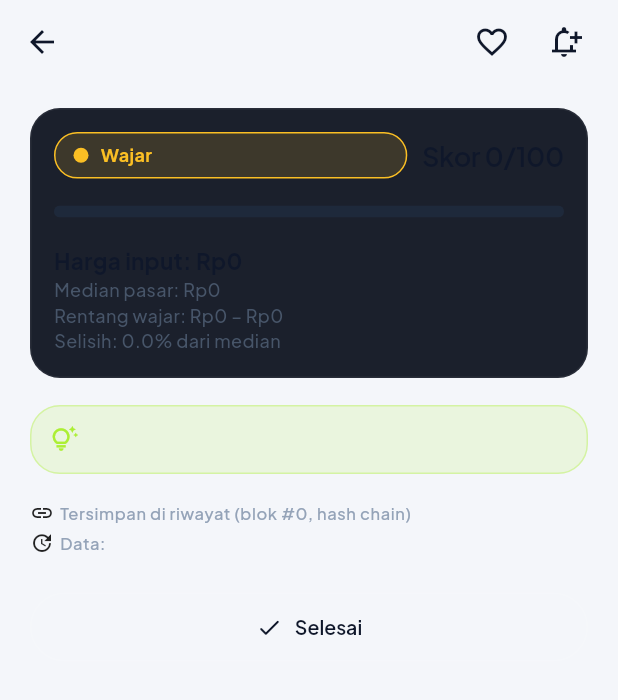
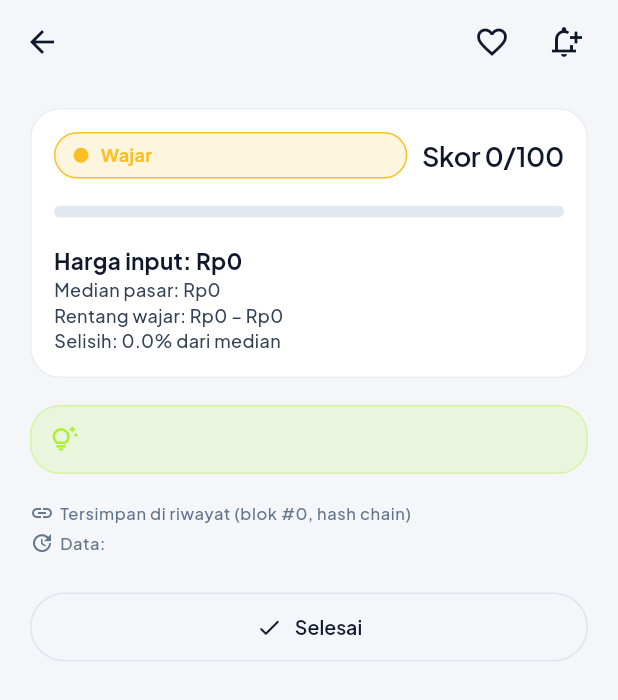
Before and after one commit to WildaGhoniyuJiddan/projekakhirmobile, a Flutter app: the ResultScreen screen opened directly with empty values, on a phone screen of 412 x 824 dp. Shown: the top 700 px of the screen. Run offline on Flutter 3.47's test engine with Material 3 defaults, Android fonts, the phone set to English and light mode, and no system bars; our stand-ins replace connectivity_plus, dio, drift, fl_chart, flutter_local_notifications, flutter_map and 10 more; missing offline and left inert: glbview, workmanager; accounts and stored records are empty; generated files the repository leaves out were written again; statements that could not run were skipped.

Commit message:
fix warna font

```diff
--- a/lib/core/widgets/monex_widgets.dart
+++ b/lib/core/widgets/monex_widgets.dart
@@ -36,12 +36,15 @@ class MonexSurfaceCard extends StatelessWidget {
 
   @override
   Widget build(BuildContext context) {
+    final theme = Theme.of(context);
+    final cardColor = color ?? theme.colorScheme.surface;
+    final cardBorder = borderColor ?? theme.colorScheme.outlineVariant;
     final decoration = BoxDecoration(
-      color: gradient == null ? (color ?? MonexColors.surface) : null,
+      color: gradient == null ? cardColor : null,
       gradient: gradient,
       borderRadius: BorderRadius.circular(radius),
       border: Border.all(
-        color: borderColor ?? MonexColors.borderSubtle,
+        color: cardBorder,
         width: 1,
       ),
       boxShadow: boxShadow,
@@ -358,7 +361,7 @@ class MonexSecondaryButton extends StatelessWidget {
       onPressed: onPressed,
       style: OutlinedButton.styleFrom(
         foregroundColor: Theme.of(context).colorScheme.onSurface,
-        side: const BorderSide(color: MonexColors.borderLight),
+        side: BorderSide(color: Theme.of(context).colorScheme.outlineVariant),
         padding: const EdgeInsets.symmetric(horizontal: 18, vertical: 14),
         shape: const StadiumBorder(),
         textStyle: const TextStyle(
@@ -414,7 +417,7 @@ class MonexSegmentedControl<T> extends StatelessWidget {
       decoration: BoxDecoration(
         color: theme.colorScheme.surface,
         borderRadius: BorderRadius.circular(MonexSpacing.radiusMd),
-        border: Border.all(color: MonexColors.borderSubtle),
+        border: Border.all(color: theme.colorScheme.outlineVariant),
       ),
       child: Row(
         children: [
@@ -481,7 +484,10 @@ class _SegmentButton extends StatelessWidget {
               Icon(
                 icon,
                 size: 15,
-                color: selected ? MonexColors.lime : theme.textTheme.bodySmall!.color,
+                color: selected
+                    ? MonexColors.lime
+                    : (theme.textTheme.bodyMedium?.color ??
+                        theme.colorScheme.onSurfaceVariant),
               ),
               const SizedBox(width: 6),
             ],
@@ -496,7 +502,8 @@ class _SegmentButton extends StatelessWidget {
                   fontWeight: selected ? FontWeight.w700 : FontWeight.w500,
                   color: selected
                       ? MonexColors.lime
-                      : theme.textTheme.bodySmall!.color,
+                      : (theme.textTheme.bodyMedium?.color ??
+                          theme.colorScheme.onSurfaceVariant),
                 ),
               ),
             ),
@@ -614,7 +621,7 @@ class MonexProgressBar extends StatelessWidget {
     required this.value,
     this.height = 8,
     this.color = MonexColors.lime,
-    this.trackColor = MonexColors.chartTrack,
+    this.trackColor,
     this.animate = true,
   });
 
@@ -622,11 +629,15 @@ class MonexProgressBar extends StatelessWidget {
   final double value;
   final double height;
   final Color color;
-  final Color trackColor;
+  final Color? trackColor;
   final bool animate;
 
   @override
   Widget build(BuildContext context) {
+    final theme = Theme.of(context);
+    final effectiveTrack = trackColor ??
+        theme.progressIndicatorTheme.linearTrackColor ??
+        theme.colorScheme.surfaceContainerHighest;
     final clamped = value.isNaN ? 0.0 : value.clamp(0.0, 1.0);
     return ClipRRect(
       borderRadius: BorderRadius.circular(height),
@@ -637,7 +648,7 @@ class MonexProgressBar extends StatelessWidget {
         builder: (context, v, _) => LinearProgressIndicator(
           value: v,
           minHeight: height,
-          backgroundColor: trackColor,
+          backgroundColor: effectiveTrack,
           valueColor: AlwaysStoppedAnimation<Color>(color),
         ),
       ),
@@ -921,10 +932,12 @@ void showMonexToast(
       ? MonexColors.danger
       : isSuccess
           ? MonexColors.lime
-          : MonexColors.surfaceElevated;
-  final fg = (isError || isSuccess)
-      ? MonexColors.textDark
-      : Theme.of(context).colorScheme.onSurface;
+          : Theme.of(context).colorScheme.surfaceContainerHighest;
+  final fg = isError
+      ? Colors.white
+      : isSuccess
+          ? MonexColors.textDark
+          : Theme.of(context).colorScheme.onSurface;
 
   messenger.showSnackBar(
     SnackBar(
@@ -1353,7 +1366,7 @@ class MonexBottomNavBar extends StatelessWidget {
       decoration: BoxDecoration(
         color: theme.colorScheme.surface,
         border: Border(
-          top: BorderSide(color: MonexColors.borderSubtle),
+          top: BorderSide(color: theme.colorScheme.outlineVariant),
         ),
       ),
       child: NavigationBar(
--- a/lib/screens/chat_screen.dart
+++ b/lib/screens/chat_screen.dart
@@ -180,7 +180,7 @@ class _ChatBubble extends StatelessWidget {
           border: Border.all(
             color: isUser
                 ? MonexColors.lime.withValues(alpha: 0.35)
-                : MonexColors.borderSubtle,
+                : Theme.of(context).colorScheme.outlineVariant,
           ),
         ),
         child: Column(
--- a/lib/screens/result_screen.dart
+++ b/lib/screens/result_screen.dart
@@ -143,7 +143,8 @@ class ResultScreen extends ConsumerWidget {
           const SizedBox(height: MonexSpacing.sectionGap),
           Row(
             children: [
-              const Icon(Icons.link, size: 16),
+              Icon(Icons.link,
+                  size: 16, color: theme.textTheme.bodySmall?.color),
               const SizedBox(width: 4),
               Expanded(
                 child: Text(
@@ -157,7 +158,8 @@ class ResultScreen extends ConsumerWidget {
             const SizedBox(height: 4),
             Row(
               children: [
-                const Icon(Icons.update, size: 16),
+                Icon(Icons.update,
+                    size: 16, color: theme.textTheme.bodySmall?.color),
                 const SizedBox(width: 4),
                 Expanded(
                   child: Text(
--- a/lib/screens/stores_screen.dart
+++ b/lib/screens/stores_screen.dart
@@ -202,10 +202,7 @@ class _StoresScreenState extends ConsumerState<StoresScreen> {
                     Expanded(
                       child: Text(
                         _locationMessage ?? AppStrings.demoLocationNote,
-                        style: const TextStyle(
-                          fontSize: 12,
-                          color: Colors.grey,
-                        ),
+                        style: Theme.of(context).textTheme.bodySmall,
                       ),
                     ),
                     if (_locationMessage?.contains('Pengaturan') ?? false)
--- a/lib/screens/tools_screen.dart
+++ b/lib/screens/tools_screen.dart
@@ -155,8 +155,7 @@ class _ToolsScreenState extends ConsumerState<ToolsScreen> {
               if (_rates!.updatedAt != null)
                 Text(
                   'Kurs diperbarui: ${DateFormat('d MMM HH:mm').format(_rates!.updatedAt!.toLocal())}',
-                  style:
-                      const TextStyle(fontSize: 12, color: Colors.grey),
+                  style: Theme.of(context).textTheme.bodySmall,
                 ),
             ],
             const SizedBox(height: 24),
--- a/lib/screens/trends_screen.dart
+++ b/lib/screens/trends_screen.dart
@@ -293,13 +293,13 @@ class _TrendChart extends StatelessWidget {
                   .map((s) => LineTooltipItem(
                         '${dateFmt.format(data.points[s.x.toInt()].date)}\n'
                         '${formatRupiah((s.y * 1e6).round())}',
-                        const TextStyle(
+                        TextStyle(
                           fontWeight: FontWeight.bold,
-                          color: MonexColors.textDark,
+                          color: theme.colorScheme.onSurface,
                         ),
                       ))
                   .toList(),
-              getTooltipColor: (_) => MonexColors.surfaceElevated,
+              getTooltipColor: (_) => theme.colorScheme.surfaceContainerHighest,
             ),
           ),
         ),
```
Also changed, not shown: lib/core/theme/monex_theme.dart (+5 -4 lines), lib/widgets/pc_3d_stage.dart (+12 -9 lines).
